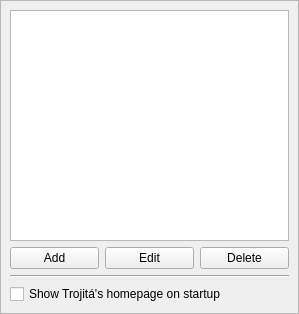
Qt form src/Gui/SettingsGeneralPage.ui (jktjkt/trojita) before a commit.
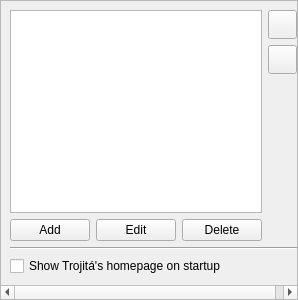
The same form after that commit.

Commit message: Added organization column in the identities model and the ability to move them up and down. The arrow-up.png and arrow-down.png icons are from the Oxygen icon set

```diff
--- a/src/Gui/SettingsGeneralPage.ui
+++ b/src/Gui/SettingsGeneralPage.ui
@@ -6,8 +6,8 @@
    <rect>
     <x>0</x>
     <y>0</y>
-    <width>299</width>
-    <height>314</height>
+    <width>298</width>
+    <height>300</height>
    </rect>
   </property>
   <property name="windowTitle">
@@ -22,21 +22,86 @@
   <widget class="QWidget" name="scrollAreaWidgetContents">
    <property name="geometry">
     <rect>
-     <x>0</x>
+     <x>-28</x>
      <y>0</y>
-     <width>293</width>
-     <height>308</height>
+     <width>324</width>
+     <height>282</height>
     </rect>
    </property>
    <property name="layoutDirection">
     <enum>Qt::LeftToRight</enum>
    </property>
-   <layout class="QVBoxLayout" name="verticalLayout">
-    <item>
-     <widget class="QTableView" name="identityTabelView"/>
+   <layout class="QGridLayout" name="gridLayout">
+    <item row="0" column="0" rowspan="2">
+     <widget class="QTableView" name="identityTabelView">
+      <property name="minimumSize">
+       <size>
+        <width>241</width>
+        <height>192</height>
+       </size>
+      </property>
+     </widget>
     </item>
-    <item>
+    <item row="0" column="1">
+     <layout class="QVBoxLayout" name="verticalLayout">
+      <item>
+       <widget class="QPushButton" name="moveUpButton">
+        <property name="minimumSize">
+         <size>
+          <width>29</width>
+          <height>29</height>
+         </size>
+        </property>
+        <property name="maximumSize">
+         <size>
+          <width>29</width>
+          <height>29</height>
+         </size>
+        </property>
+        <property name="text">
+         <string/>
+        </property>
+       </widget>
+      </item>
+      <item>
+       <widget class="QPushButton" name="moveDownButton">
+        <property name="minimumSize">
+         <size>
+          <width>29</width>
+          <height>29</height>
+         </size>
+        </property>
+        <property name="maximumSize">
+         <size>
+          <width>29</width>
+          <height>29</height>
+         </size>
+        </property>
+        <property name="text">
+         <string/>
+        </property>
+       </widget>
+      </item>
+     </layout>
+    </item>
+    <item row="1" column="1" rowspan="2">
+     <spacer name="verticalSpacer">
+      <property name="orientation">
+       <enum>Qt::Vertical</enum>
+      </property>
+      <property name="sizeHint" stdset="0">
+       <size>
+        <width>20</width>
+        <height>125</height>
+       </size>
+      </property>
+     </spacer>
+    </item>
+    <item row="2" column="0">
      <layout class="QHBoxLayout" name="horizontalLayout">
+      <property name="sizeConstraint">
+       <enum>QLayout::SetMinimumSize</enum>
+      </property>
       <item>
        <widget class="QPushButton" name="addButton">
         <property name="text">
@@ -60,14 +125,14 @@
       </item>
      </layout>
     </item>
-    <item>
+    <item row="3" column="0" colspan="2">
      <widget class="Line" name="line">
       <property name="orientation">
        <enum>Qt::Horizontal</enum>
       </property>
      </widget>
     </item>
-    <item>
+    <item row="4" column="0" colspan="2">
      <widget class="QCheckBox" name="showHomepageCheckbox">
       <property name="toolTip">
        <string/>
```
The commit also changes 10 other files.
